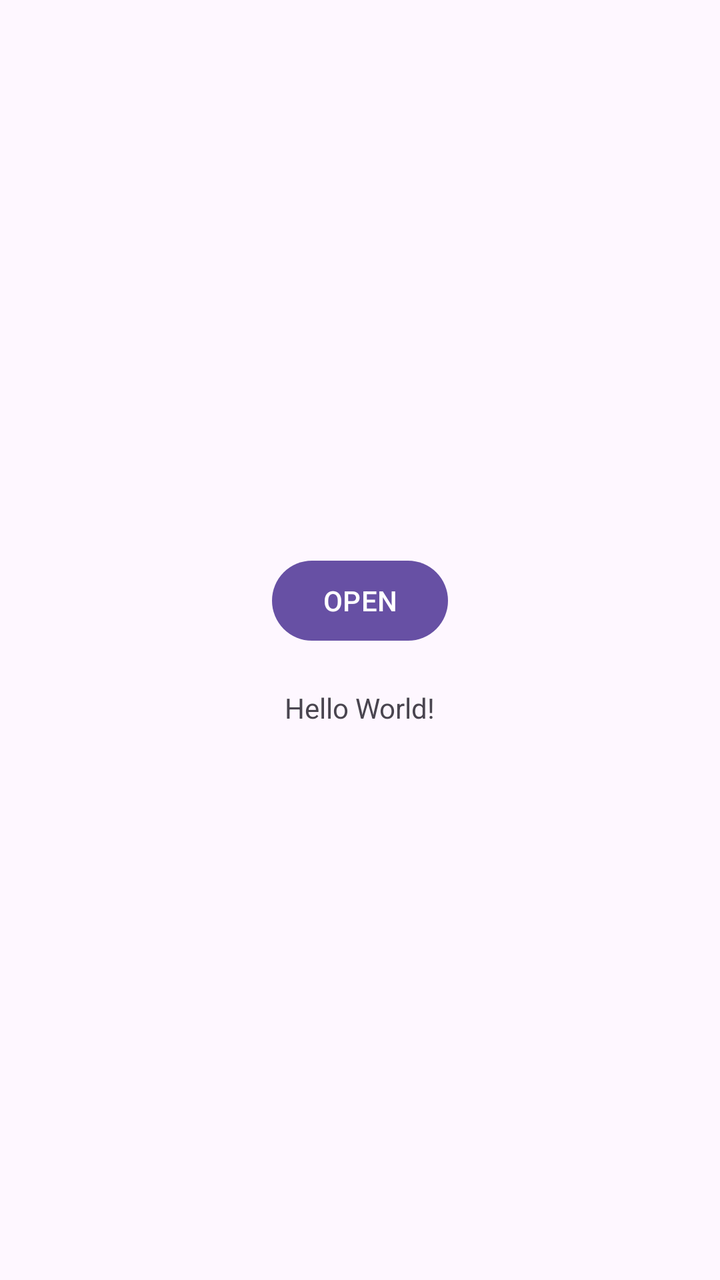
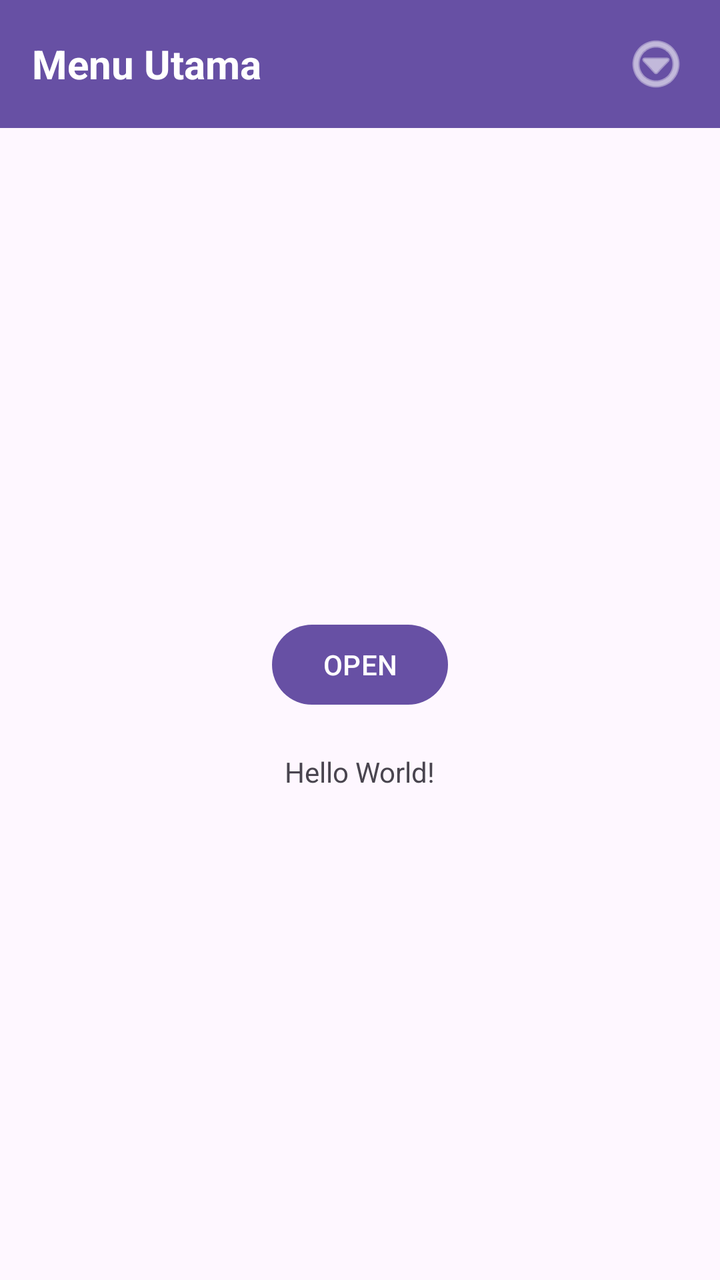

Compare the two renders of this Android layout. The source of the first and the diff that turns it into the second are given below.
<!-- AndroidManifest.xml: application theme Theme.Project7 -->
<!-- res/layout/activity_main.xml -->
<?xml version="1.0" encoding="utf-8"?>
<LinearLayout xmlns:android="http://schemas.android.com/apk/res/android"
    android:layout_width="match_parent"
    android:layout_height="match_parent"
    android:orientation="vertical"
    android:gravity="center"
    android:padding="16dp">

    <Button
        android:id="@+id/btn_open"
        android:layout_width="wrap_content"
        android:layout_height="wrap_content"
        android:text="OPEN"
        android:onClick="openActivity" />

    <TextView
        android:layout_width="wrap_content"
        android:layout_height="wrap_content"
        android:text="Hello World!"
        android:layout_marginTop="20dp" />

</LinearLayout>
<!-- resources referenced by this layout -->
<resources>
  <style name="Theme.Project7" parent="Base.Theme.Project7" />
  <style name="Base.Theme.Project7" parent="Theme.Material3.DayNight.NoActionBar">
          
          
      </style>
</resources>

<!-- the commit's change to res/layout/activity_main.xml (unified diff, before → after) -->
@@ -1,22 +1,59 @@
 <?xml version="1.0" encoding="utf-8"?>
 <LinearLayout xmlns:android="http://schemas.android.com/apk/res/android"
+    xmlns:app="http://schemas.android.com/apk/res-auto"
     android:layout_width="match_parent"
     android:layout_height="match_parent"
-    android:orientation="vertical"
-    android:gravity="center"
-    android:padding="16dp">
+    android:orientation="vertical">
 
-    <Button
-        android:id="@+id/btn_open"
-        android:layout_width="wrap_content"
-        android:layout_height="wrap_content"
-        android:text="OPEN"
-        android:onClick="openActivity" />
+    
+    <androidx.appcompat.widget.Toolbar
+        android:id="@+id/toolbar"
+        android:layout_width="match_parent"
+        android:layout_height="?attr/actionBarSize"
+        android:background="?attr/colorPrimary"
+        android:paddingStart="16dp"
+        android:paddingEnd="16dp">
 
-    <TextView
-        android:layout_width="wrap_content"
-        android:layout_height="wrap_content"
-        android:text="Hello World!"
-        android:layout_marginTop="20dp" />
+        
+        <TextView
+            android:id="@+id/tv_title"
+            android:layout_width="wrap_content"
+            android:layout_height="wrap_content"
+            android:text="Menu Utama"
+            android:textColor="@android:color/white"
+            android:textSize="20sp"
+            android:textStyle="bold"
+            android:layout_gravity="start|center_vertical" />
+
+        
+        <ImageView
+            android:id="@+id/btn_menu"
+            android:layout_width="wrap_content"
+            android:layout_height="wrap_content"
+            android:src="@android:drawable/ic_menu_more"
+            app:tint="@android:color/white"
+            android:layout_gravity="end|center_vertical" />
+    </androidx.appcompat.widget.Toolbar>
+
+    
+    <LinearLayout
+        android:layout_width="match_parent"
+        android:layout_height="match_parent"
+        android:orientation="vertical"
+        android:gravity="center"
+        android:padding="16dp">
+
+        <Button
+            android:id="@+id/btn_open"
+            android:layout_width="wrap_content"
+            android:layout_height="wrap_content"
+            android:text="OPEN" />
+
+        <TextView
+            android:layout_width="wrap_content"
+            android:layout_height="wrap_content"
+            android:text="Hello World!"
+            android:layout_marginTop="20dp" />
+    </LinearLayout>
 
 </LinearLayout>
